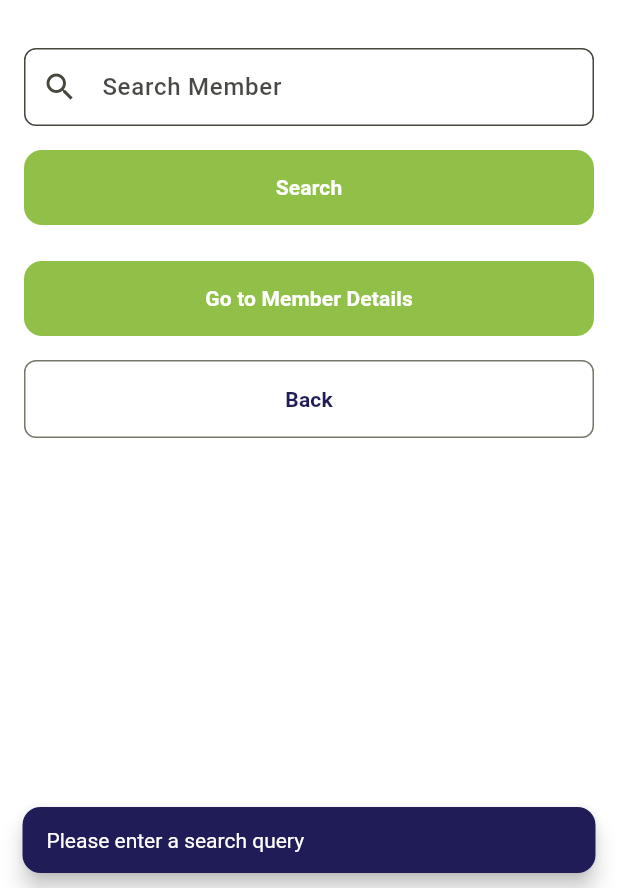
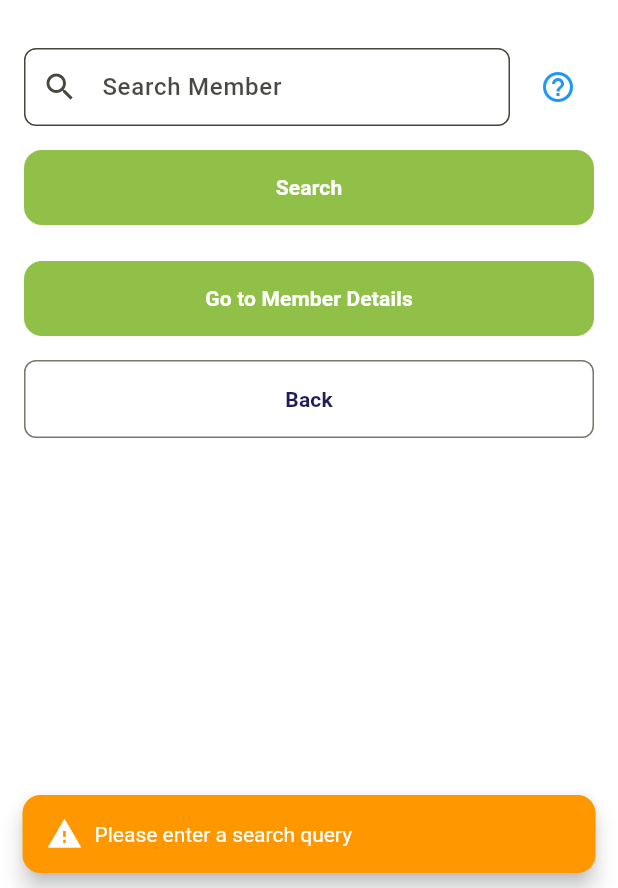
Before and after one commit to munashethedeveloper/kenwell_health_app, a Flutter app: the MemberRegistrationScreen widget shown alone on an empty page, opened directly with empty values, after a tap on "Search", on a phone screen of 412 x 824 dp, the part 348-1236 px from its top. Run offline on Flutter 3.47's test engine with Material 3 defaults, Android fonts, the phone set to English and light mode, and no system bars; our stand-ins replace cloud_firestore, drift, dropdown_search, firebase_auth, flutter_spinbox, package_info_plus and 3 more; accounts and stored records are empty; generated files the repository leaves out were written again.

Commit message:
Add unsaved changes confirmations and help dialogs
Co-authored-by: munashethedeveloper <242888039+munashethedeveloper@users.noreply.github.com>

```diff
--- a/lib/ui/features/wellness/widgets/member_registration_screen.dart
+++ b/lib/ui/features/wellness/widgets/member_registration_screen.dart
@@ -1,6 +1,8 @@
 import 'package:flutter/material.dart';
 import 'package:kenwell_health_app/ui/shared/ui/logo/app_logo.dart';
 import 'package:kenwell_health_app/ui/shared/ui/buttons/custom_primary_button.dart';
+import 'package:kenwell_health_app/ui/shared/ui/dialogs/info_dialog.dart';
+import 'package:kenwell_health_app/ui/shared/ui/snackbars/app_snackbar.dart';
 
 class MemberRegistrationScreen extends StatefulWidget {
   final VoidCallback onGoToMemberDetails;
@@ -29,20 +31,30 @@ class _MemberRegistrationScreenState extends State<MemberRegistrationScreen> {
   void _handleSearch() {
     final searchQuery = _searchController.text.trim();
     if (searchQuery.isEmpty) {
-      ScaffoldMessenger.of(context).showSnackBar(
-        const SnackBar(
-          content: Text('Please enter a search query'),
-        ),
+      AppSnackbar.showWarning(
+        context,
+        'Please enter a search query',
       );
       return;
     }
     // TODO: Implement member search functionality
     // This should search for existing members by name or ID
     // and display results for selection
-    ScaffoldMessenger.of(context).showSnackBar(
-      SnackBar(
-        content: Text('Searching for: $searchQuery'),
-      ),
+    AppSnackbar.showInfo(
+      context,
+      'Searching for: $searchQuery',
+    );
+  }
+
+  void _showSearchHelp() {
+    InfoDialog.show(
+      context,
+      title: 'Member Search Help',
+      message:
+          'You can search for existing members by their name or ID number. '
+          'If the member is not found, you can proceed to register them as a new member.',
+      icon: Icons.help_outline,
+      iconColor: Colors.blue,
     );
   }
 
@@ -56,7 +68,10 @@ class _MemberRegistrationScreenState extends State<MemberRegistrationScreen> {
           const SizedBox(height: 16),
           const AppLogo(size: 200),
           const SizedBox(height: 32),
-          TextField(
+          Row(
+            children: [
+              Expanded(
+                child: TextField(
                   controller: _searchController,
                   decoration: InputDecoration(
                     labelText: 'Search Member',
@@ -68,6 +83,15 @@ class _MemberRegistrationScreenState extends State<MemberRegistrationScreen> {
                     filled: true,
                     fillColor: Colors.white,
                   ),
+                ),
+              ),
+              const SizedBox(width: 8),
+              IconButton(
+                icon: const Icon(Icons.help_outline, color: Colors.blue),
+                tooltip: 'Search Help',
+                onPressed: _showSearchHelp,
+              ),
+            ],
           ),
           const SizedBox(height: 16),
           CustomPrimaryButton(
```
Also changed, not shown: lib/ui/features/event/widgets/event_screen.dart (+34 -1 lines), lib/ui/features/profile/widgets/profile_screen.dart (+46 -1 lines), lib/ui/shared/ui/dialogs/info_dialog.dart (added, +82 -0 lines), 1 other file. Lines whose indentation alone changed are shown as unchanged.
